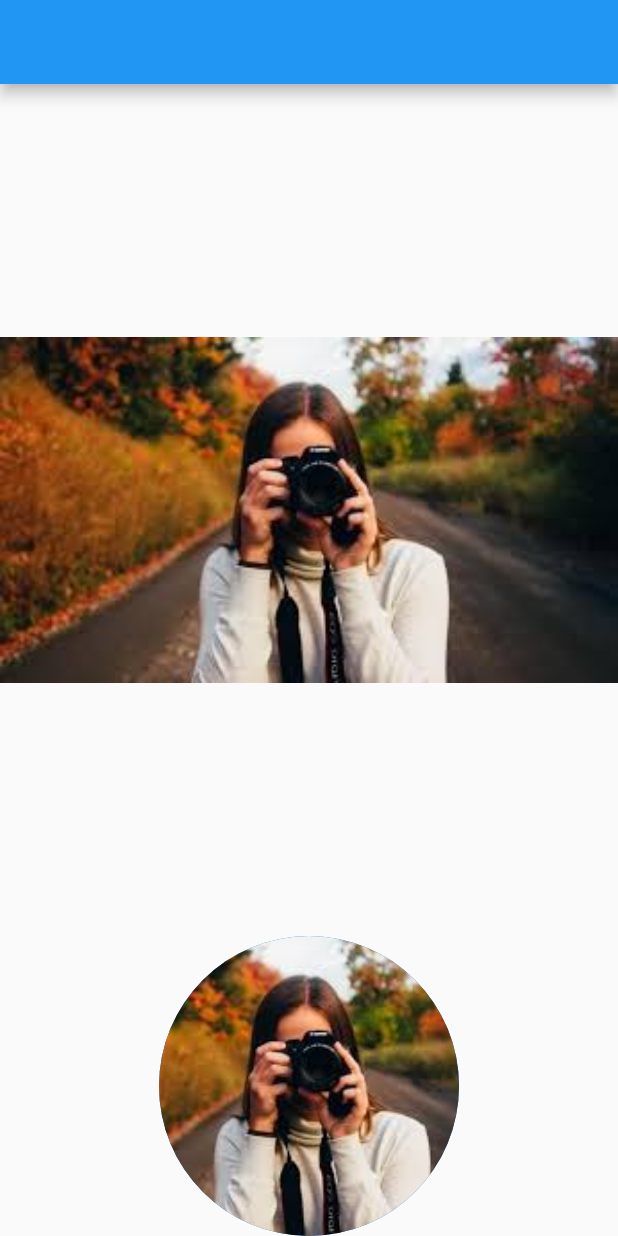
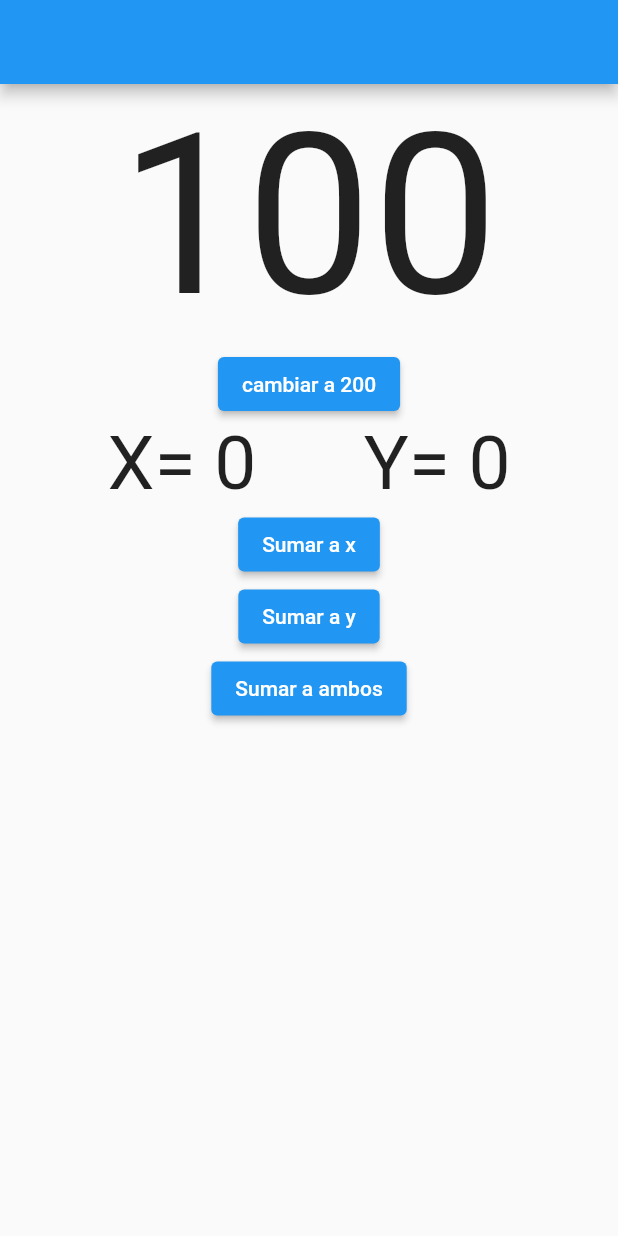
Before and after one commit to fr4nsgallegos/dadosapp, a Flutter app: the screen it shows after launch, on a phone screen of 412 x 824 dp. Run offline on Flutter 3.47's test engine with Material 2 defaults, Android fonts, the phone set to English and light mode, and no system bars.

Commit message:
funcion para sumar x e y

```diff
--- a/lib/main.dart
+++ b/lib/main.dart
@@ -9,8 +9,32 @@ void main() {
   );
 }
 
-class MyApp extends StatelessWidget {
-  const MyApp({super.key});
+class MyApp extends StatefulWidget {
+  @override
+  State<MyApp> createState() => _MyAppState();
+}
+
+class _MyAppState extends State<MyApp> {
+  int num = 100;
+  int x = 0;
+  int y = 0;
+  void cambiarNumero() {
+    // num += 100;
+    num = num + 100;
+  }
+
+  void sumar2(int variable) {
+    setState(() {
+      print("------------------");
+      print(variable);
+      variable += 2;
+      print(variable);
+    });
+  }
+
+  int sumar1(int variable) {
+    return variable += 1;
+  }
 
   @override
   Widget build(BuildContext context) {
@@ -19,16 +43,68 @@ class MyApp extends StatelessWidget {
         appBar: AppBar(),
         body: Column(
           children: [
-            Expanded(
-              child: Image.asset(
-                "assets/images/imagen1.jpeg",
-                fit: BoxFit.contain,
+            Center(
+              child: Text(
+                num.toString(),
+                style: TextStyle(fontSize: 150),
               ),
             ),
-            CircleAvatar(
-              radius: 100,
-              backgroundImage: AssetImage("assets/images/imagen1.jpeg"),
+            ElevatedButton(
+              onPressed: () {
+                cambiarNumero();
+                setState(() {});
+              },
+              child: Text("cambiar a 200"),
             ),
+            Row(
+              mainAxisAlignment: MainAxisAlignment.spaceEvenly,
+              children: [
+                Text(
+                  "X= ${x.toString()}",
+                  style: TextStyle(fontSize: 50),
+                ),
+                Text(
+                  "Y= ${y.toString()}",
+                  style: TextStyle(fontSize: 50),
+                )
+              ],
+            ),
+            ElevatedButton(
+              onPressed: () {
+                setState(() {
+                  x = sumar1(x);
+                });
+                print(x);
+                // setState(() {});
+              },
+              child: Text("Sumar a x"),
+            ),
+            ElevatedButton(
+              onPressed: () {
+                y = sumar1(y);
+                setState(() {});
+              },
+              child: Text("Sumar a y"),
+            ),
+            ElevatedButton(
+              onPressed: () {
+                sumar2(x);
+                sumar2(y);
+                setState(() {});
+              },
+              child: Text("Sumar a ambos"),
+            )
+
+            // Expanded(
+            //   child: Image.asset(
+            //     "assets/images/imagen1.jpeg",
+            //     fit: BoxFit.contain,
+            //   ),
+            // ),
+            // CircleAvatar(
+            //   radius: 100,
+            //   backgroundImage: AssetImage("assets/images/imagen1.jpeg"),
+            // ),
           ],
         ),
       ),
```
